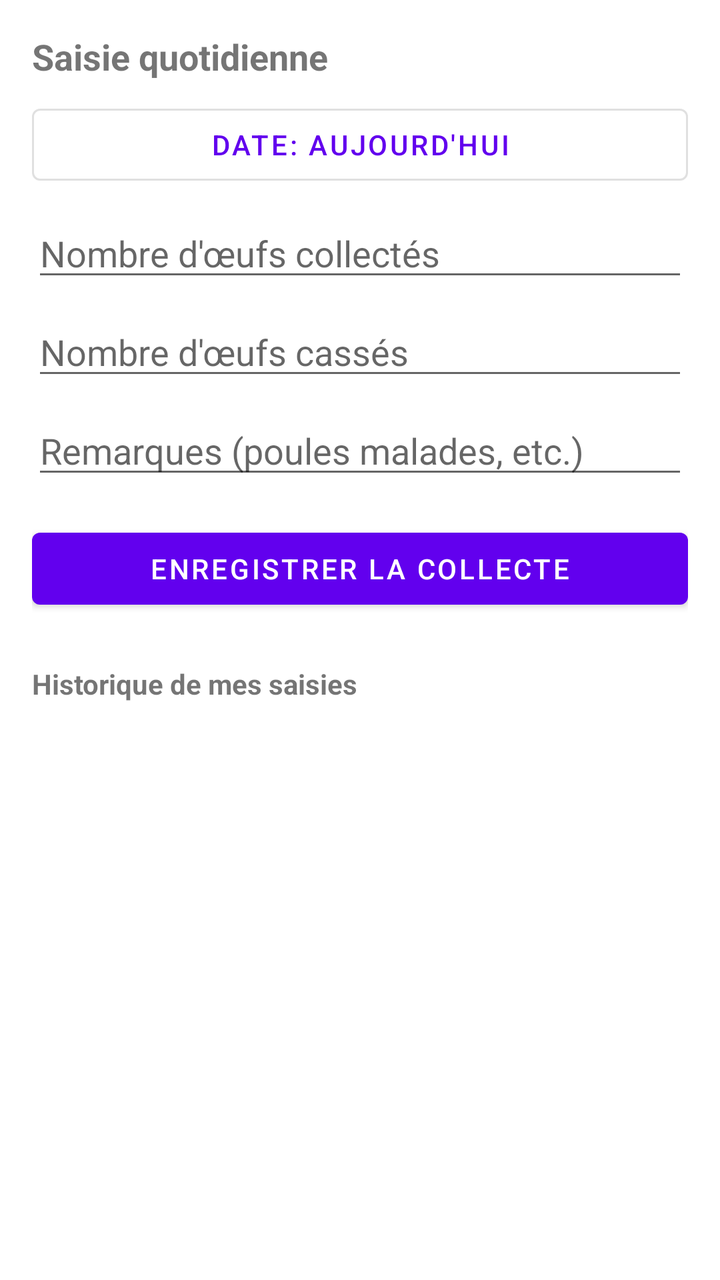
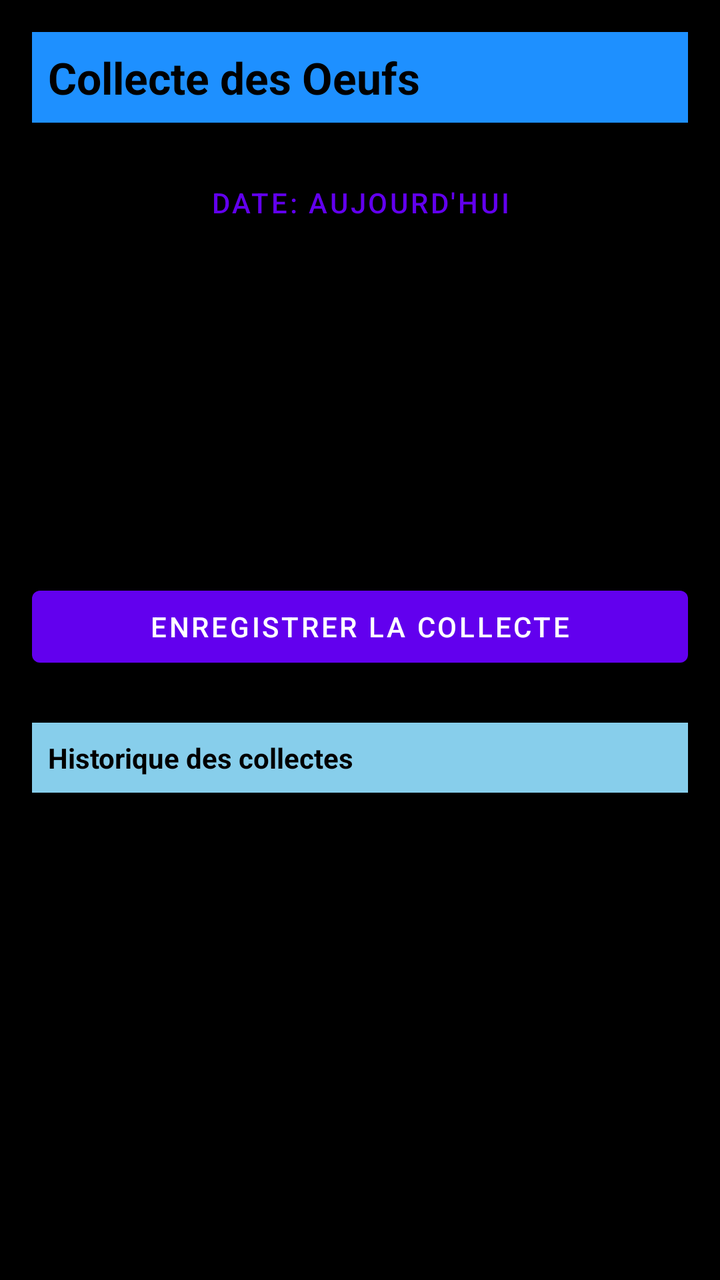

Compare the two renders of this Android layout. The source of the first and the diff that turns it into the second are given below.
<!-- AndroidManifest.xml: application theme Theme.Poulailler_copilot -->
<!-- res/layout/activity_agent.xml -->
<?xml version="1.0" encoding="utf-8"?>
<LinearLayout xmlns:android="http://schemas.android.com/apk/res/android"
    android:orientation="vertical"
    android:padding="16dp"
    android:layout_width="match_parent"
    android:layout_height="match_parent">

    <TextView
        android:text="Saisie quotidienne"
        android:textStyle="bold"
        android:textSize="18sp"
        android:layout_width="wrap_content"
        android:layout_height="wrap_content"
        android:layout_marginBottom="8dp"/>

    <Button
        android:id="@+id/btnSelectDate"
        android:layout_width="match_parent"
        android:layout_height="wrap_content"
        android:text="Date: Aujourd'hui"
        style="@style/Widget.MaterialComponents.Button.OutlinedButton"/>

    <EditText
        android:id="@+id/etEggsCount"
        android:hint="Nombre d'œufs collectés"
        android:inputType="number"
        android:layout_width="match_parent"
        android:layout_height="wrap_content"
        android:layout_marginTop="8dp"/>

    <EditText
        android:id="@+id/etBrokenEggsCount"
        android:hint="Nombre d'œufs cassés"
        android:inputType="number"
        android:layout_width="match_parent"
        android:layout_height="wrap_content"
        android:layout_marginTop="8dp"/>

    <EditText
        android:id="@+id/etRemarks"
        android:hint="Remarques (poules malades, etc.)"
        android:layout_width="match_parent"
        android:layout_height="wrap_content"
        android:layout_marginTop="8dp"/>

    <Button
        android:id="@+id/btnAddEntry"
        android:text="Enregistrer la collecte"
        android:layout_width="match_parent"
        android:layout_height="wrap_content"
        android:layout_marginTop="16dp"/>

    <TextView
        android:text="Historique de mes saisies"
        android:textStyle="bold"
        android:layout_marginTop="24dp"
        android:layout_width="wrap_content"
        android:layout_height="wrap_content"/>

    <ListView
        android:id="@+id/lvEntries"
        android:layout_width="match_parent"
        android:layout_height="0dp"
        android:layout_weight="1"
        android:layout_marginTop="8dp"/>

</LinearLayout>
<!-- resources referenced by this layout -->
<resources>
  <style name="Theme.Poulailler_copilot" parent="Theme.MaterialComponents.DayNight.NoActionBar">
          
          <item name="colorPrimary">@color/purple_500</item>
          <item name="colorPrimaryVariant">@color/purple_700</item>
          <item name="colorOnPrimary">@color/white</item>
          
          <item name="colorSecondary">@color/teal_200</item>
          <item name="colorSecondaryVariant">@color/teal_700</item>
          <item name="colorOnSecondary">@color/black</item>
          
          <item name="android:statusBarColor">?attr/colorPrimaryVariant</item>
          
      </style>
  <color name="purple_500">#FF6200EE</color>
  <color name="purple_700">#FF3700B3</color>
  <color name="white">#FFFFFFFF</color>
  <color name="teal_200">#FF03DAC5</color>
  <color name="teal_700">#FF018786</color>
  <color name="black">#FF000000</color>
</resources>

<!-- the commit's change to res/layout/activity_agent.xml (unified diff, before → after) -->
@@ -6,12 +6,16 @@
     android:layout_height="match_parent">
 
     <TextView
-        android:text="Saisie quotidienne"
+        android:id="@+id/tvPageTitle"
+        android:text="Collecte des Oeufs"
         android:textStyle="bold"
-        android:textSize="18sp"
-        android:layout_width="wrap_content"
+        android:textSize="22sp"
+        android:layout_width="match_parent"
         android:layout_height="wrap_content"
-        android:layout_marginBottom="8dp"/>
+        android:layout_marginBottom="16dp"
+        android:background="#1E90FF"
+        android:padding="8dp"
+        android:textColor="#000000"/>
 
     <Button
         android:id="@+id/btnSelectDate"
@@ -51,11 +55,15 @@
         android:layout_marginTop="16dp"/>
 
     <TextView
-        android:text="Historique de mes saisies"
+        android:id="@+id/tvHistoryTitle"
+        android:text="Historique des collectes"
         android:textStyle="bold"
         android:layout_marginTop="24dp"
-        android:layout_width="wrap_content"
-        android:layout_height="wrap_content"/>
+        android:layout_width="match_parent"
+        android:layout_height="wrap_content"
+        android:background="#87CEEB"
+        android:padding="8dp"
+        android:textColor="#000000"/>
 
     <ListView
         android:id="@+id/lvEntries"
<!-- resource entries referenced after the edit -->
@@ -9,9 +9,12 @@
           <item name="colorSecondary">@color/teal_200</item>
           <item name="colorSecondaryVariant">@color/teal_700</item>
           <item name="colorOnSecondary">@color/black</item>
+  
+          
+          <item name="android:windowBackground">@color/black</item>
+  
           
           <item name="android:statusBarColor">?attr/colorPrimaryVariant</item>
-          
       </style>
   <color name="purple_500">#FF6200EE</color>
   <color name="purple_700">#FF3700B3</color>
